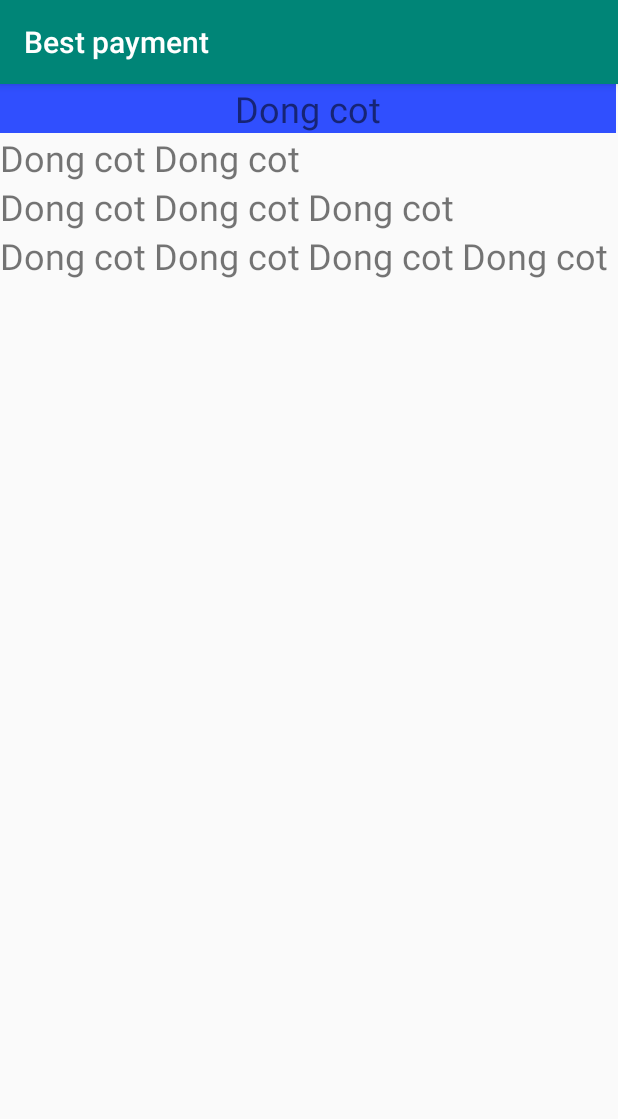
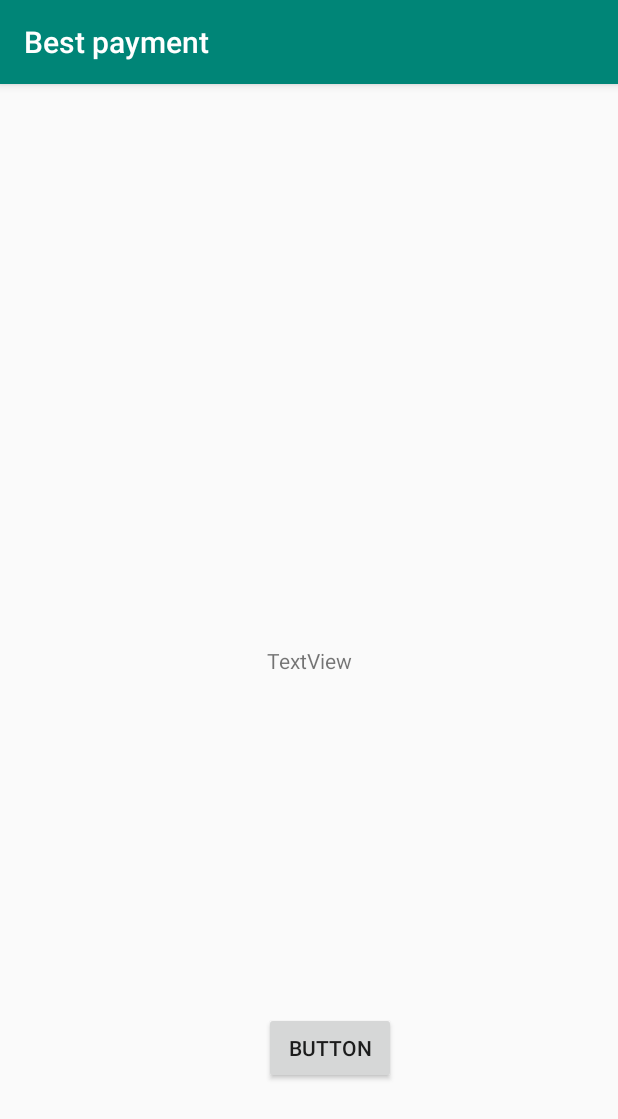
Before and after one commit to phongvt3110/EPayment-java-android, an Android app: the screen it shows after launch (MainActivity), on a phone screen of 412 x 824 dp. Shown: the top 1119 px of the screen. Run offline under Robolectric (Android 15) with nearby library versions, the phone set to English and light mode, and no system bars; our stand-ins replace data binding.

Commit message:
data binding

```diff
--- a/app/build.gradle
+++ b/app/build.gradle
@@ -5,7 +5,7 @@ android {
     buildToolsVersion "29.0.2"
     defaultConfig {
         applicationId "org.ici.com"
-        minSdkVersion 23
+        minSdkVersion 26
         targetSdkVersion 29
         versionCode 1
         versionName "1.0"
@@ -16,6 +16,9 @@ android {
             minifyEnabled false
             proguardFiles getDefaultProguardFile('proguard-android-optimize.txt'), 'proguard-rules.pro'
         }
+    }
+    dataBinding {
+        enabled = true
     }
 }
 
--- a/app/src/main/AndroidManifest.xml
+++ b/app/src/main/AndroidManifest.xml
@@ -9,7 +9,7 @@
         android:roundIcon="@mipmap/ic_launcher_round"
         android:supportsRtl="true"
         android:theme="@style/AppTheme">
-        <activity android:name=".MainActivity">
+        <activity android:name="org.ici.com.MainActivity">
             <intent-filter>
                 <action android:name="android.intent.action.MAIN" />
 
--- /dev/null
+++ b/app/src/main/java/org/ici/com/Data.java
@@ -0,0 +1,5 @@
+package org.ici.com;
+
+public class Data {
+    public String textButton = "Button";
+}
--- a/app/src/main/java/org/ici/com/MainActivity.java
+++ b/app/src/main/java/org/ici/com/MainActivity.java
@@ -1,18 +1,26 @@
 package org.ici.com;
 
 import androidx.appcompat.app.AppCompatActivity;
+import androidx.databinding.DataBindingUtil;
 
 import android.os.Bundle;
-import android.util.Log;
+import android.view.View;
+import android.widget.Toast;
+
+import org.ici.com.databinding.ActivityMainBinding;
 
 public class MainActivity extends AppCompatActivity {
 
     @Override
     protected void onCreate(Bundle savedInstanceState) {
         super.onCreate(savedInstanceState);
-        setContentView(R.layout.activity_main);
-        String hoten = "Vũ Tùng Phong";
-        int nam = 2019;
-        Log.d("KhoaPham", hoten + "-" + nam);
+        ActivityMainBinding binding = DataBindingUtil.setContentView(this, R.layout.activity_main);
+        binding.setData(new Data());
+        binding.button2.setOnClickListener(new View.OnClickListener() {
+            @Override
+            public void onClick(View view) {
+                Toast.makeText(MainActivity.this, "load data", Toast.LENGTH_SHORT).show();
+            }
+        });
     }
 }
--- a/app/src/main/res/layout/activity_main.xml
+++ b/app/src/main/res/layout/activity_main.xml
@@ -1,47 +1,39 @@
 <?xml version="1.0" encoding="utf-8"?>
-<TableLayout xmlns:android="http://schemas.android.com/apk/res/android"
-    android:layout_width="match_parent"
-    android:layout_height="match_parent"
-    android:stretchColumns="*">
-    <TableRow>
+<layout>
+
+    <data>
+
+        <variable
+            name="data"
+            type="org.ici.com.Data" />
+    </data>
+
+    <androidx.constraintlayout.widget.ConstraintLayout xmlns:android="http://schemas.android.com/apk/res/android"
+        xmlns:app="http://schemas.android.com/apk/res-auto"
+        android:layout_width="match_parent"
+        android:layout_height="match_parent">
+
+        <Button
+            android:id="@+id/button2"
+            android:layout_width="wrap_content"
+            android:layout_height="wrap_content"
+            android:layout_marginTop="92dp"
+            android:text="@{data.textButton}"
+            app:layout_constraintBottom_toBottomOf="parent"
+            app:layout_constraintEnd_toEndOf="parent"
+            app:layout_constraintHorizontal_bias="0.544"
+            app:layout_constraintStart_toStartOf="parent"
+            app:layout_constraintTop_toTopOf="parent"
+            app:layout_constraintVertical_bias="0.839" />
+
         <TextView
-            android:gravity="center"
-            android:background="#304FFE"
-            android:layout_span="4"
-            android:text="Dong cot"
-            android:textSize="24sp"></TextView>
-    </TableRow>
-    <TableRow>
-        <TextView
-            android:text="Dong cot"
-            android:textSize="24sp"></TextView>
-        <TextView
-            android:text="Dong cot"
-            android:textSize="24sp"></TextView>
-    </TableRow>
-    <TableRow>
-        <TextView
-            android:text="Dong cot"
-            android:textSize="24sp"></TextView>
-        <TextView
-            android:text="Dong cot"
-            android:textSize="24sp"></TextView>
-        <TextView
-            android:text="Dong cot"
-            android:textSize="24sp"></TextView>
-    </TableRow>
-    <TableRow>
-        <TextView
-            android:text="Dong cot"
-            android:textSize="24sp"></TextView>
-        <TextView
-            android:text="Dong cot"
-            android:textSize="24sp"></TextView>
-        <TextView
-            android:text="Dong cot"
-            android:textSize="24sp"></TextView>
-        <TextView
-            android:text="Dong cot"
-            android:textSize="24sp"></TextView>
-    </TableRow>
-</TableLayout>
+            android:id="@+id/textView9"
+            android:layout_width="wrap_content"
+            android:layout_height="wrap_content"
+            android:text="TextView"
+            app:layout_constraintBottom_toBottomOf="parent"
+            app:layout_constraintEnd_toEndOf="parent"
+            app:layout_constraintStart_toStartOf="parent"
+            app:layout_constraintTop_toTopOf="parent" />
+    </androidx.constraintlayout.widget.ConstraintLayout>
+</layout>
```
